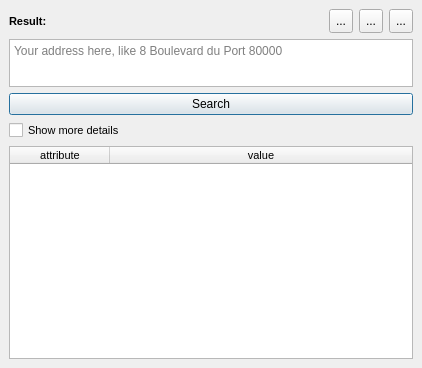
Gui0delp/french_address, file french_address_dockwidget_base.ui: the form before one commit.
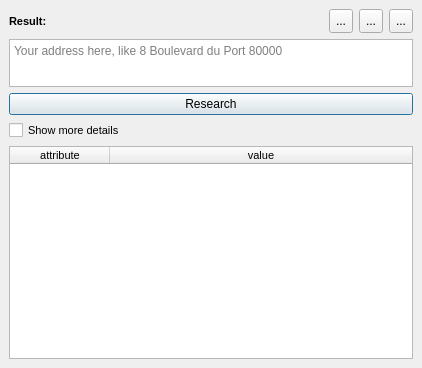
The form after the commit.

Commit message: :speech_balloon: UI: Update text for the research button

The edit to the form file:
```diff
--- a/french_address_dockwidget_base.ui
+++ b/french_address_dockwidget_base.ui
@@ -46,7 +46,7 @@
     <item row="3" column="0" colspan="4">
      <widget class="QPushButton" name="pb_locate_search">
       <property name="text">
-       <string>Search</string>
+       <string>Research</string>
       </property>
       <property name="default">
        <bool>true</bool>
```
